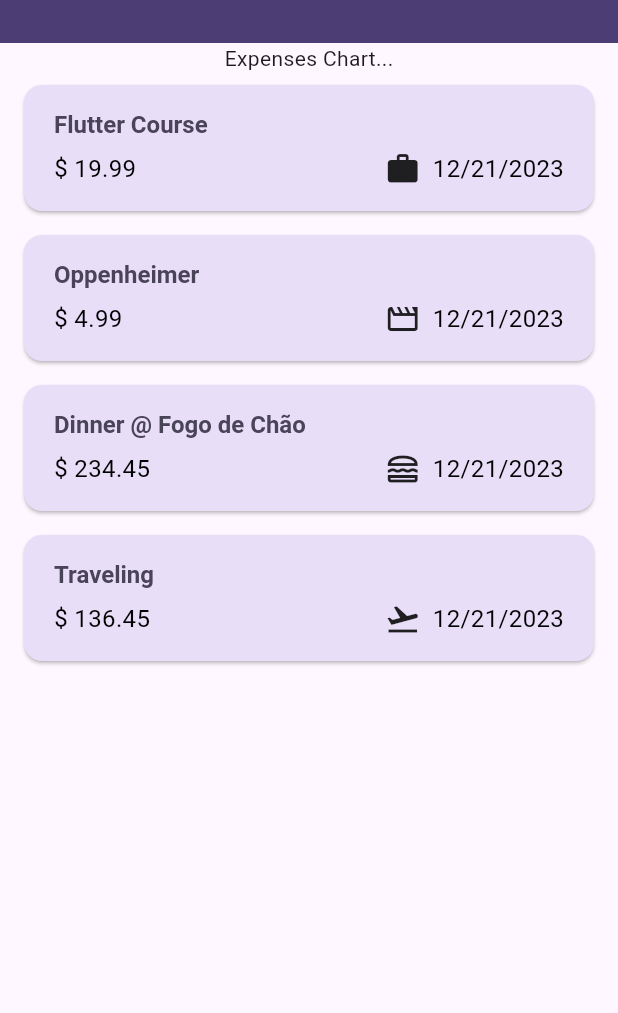
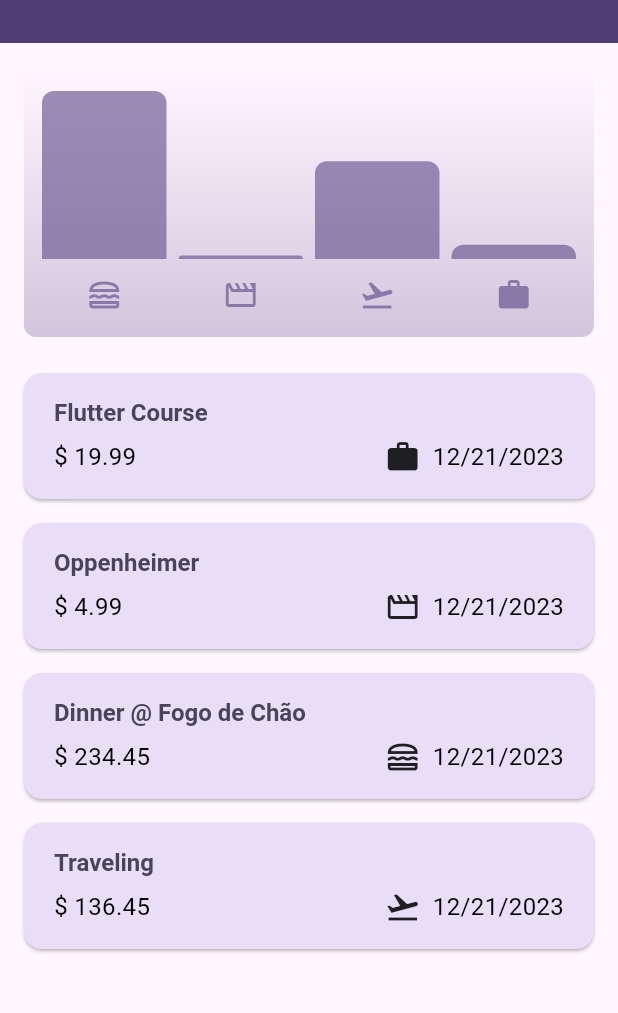
Before and after one commit to felpfsf/expense_tracker, a Flutter app: the screen it shows after launch, on a phone screen of 412 x 824 dp, the part 77-1090 px from its top. Run offline on Flutter 3.47's test engine with Material 3 defaults, Android fonts, the phone set to English and light mode, and no system bars.

Commit message:
feat: graphic chart

```diff
--- a/lib/expenses_app.dart
+++ b/lib/expenses_app.dart
@@ -1,5 +1,6 @@
 import 'package:expense_tracker/models/expense.dart';
 import 'package:expense_tracker/widgets/add_expense.dart';
+import 'package:expense_tracker/widgets/chart/chart.dart';
 import 'package:expense_tracker/widgets/expenses_list/expenses_list.dart';
 import 'package:expense_tracker/widgets/shared/expt_text.dart';
 import 'package:flutter/material.dart';
@@ -127,7 +128,7 @@ class _ExpensesApp extends State<ExpensesApp> {
       ),
       body: Column(
         children: [
-          const Text('Expenses Chart...'),
+          Chart(expenses: _registeredExpenses),
           // Since we are using column we need to add a expanded widget to display
           // the list
           Expanded(
--- a/lib/models/expense.dart
+++ b/lib/models/expense.dart
@@ -38,3 +38,28 @@ class Expense {
     required this.createdAt,
   }) : id = uuid.v4();
 }
+
+class ExpenseBucket {
+  final Category category;
+  final List<Expense> expenses;
+
+  ExpenseBucket.forCategory(List<Expense> allExpenses, this.category)
+      : expenses = allExpenses
+            .where((expense) => expense.category == category)
+            .toList();
+
+  double get totalExpenses {
+    double sum = 0;
+
+    for (final expense in expenses) {
+      sum += expense.cost;
+    }
+
+    return sum;
+  }
+
+  const ExpenseBucket({
+    required this.category,
+    required this.expenses,
+  });
+}
--- /dev/null
+++ b/lib/widgets/chart/chart.dart
@@ -0,0 +1,94 @@
+import 'package:expense_tracker/models/expense.dart';
+import 'package:expense_tracker/widgets/chart/chart_bar.dart';
+import 'package:flutter/material.dart';
+
+class Chart extends StatelessWidget {
+  const Chart({super.key, required this.expenses});
+
+  final List<Expense> expenses;
+
+  List<ExpenseBucket> get buckets {
+    return [
+      ExpenseBucket.forCategory(expenses, Category.food),
+      ExpenseBucket.forCategory(expenses, Category.leisure),
+      ExpenseBucket.forCategory(expenses, Category.travel),
+      ExpenseBucket.forCategory(expenses, Category.work),
+    ];
+  }
+
+  double get maxTotalExpense {
+    double maxTotalExpense = 0;
+
+    for (final bucket in buckets) {
+      if (bucket.totalExpenses > maxTotalExpense) {
+        maxTotalExpense = bucket.totalExpenses;
+      }
+    }
+
+    return maxTotalExpense;
+  }
+
+  @override
+  Widget build(BuildContext context) {
+    final isDarkMode =
+        MediaQuery.of(context).platformBrightness == Brightness.dark;
+    return Container(
+      margin: const EdgeInsets.all(16),
+      padding: const EdgeInsets.symmetric(
+        vertical: 16,
+        horizontal: 8,
+      ),
+      width: double.infinity,
+      height: 180,
+      decoration: BoxDecoration(
+        borderRadius: BorderRadius.circular(8),
+        gradient: LinearGradient(
+          colors: [
+            Theme.of(context).colorScheme.primary.withOpacity(0.3),
+            Theme.of(context).colorScheme.primary.withOpacity(0.0)
+          ],
+          begin: Alignment.bottomCenter,
+          end: Alignment.topCenter,
+        ),
+      ),
+      child: Column(
+        children: [
+          Expanded(
+            child: Row(
+              crossAxisAlignment: CrossAxisAlignment.end,
+              children: [
+                for (final bucket in buckets) // alternative to map()
+                  ChartBar(
+                    fill: bucket.totalExpenses == 0
+                        ? 0
+                        : bucket.totalExpenses / maxTotalExpense,
+                  )
+              ],
+            ),
+          ),
+          const SizedBox(height: 12),
+          Row(
+            children: buckets
+                .map(
+                  (bucket) => Expanded(
+                    child: Padding(
+                      padding: const EdgeInsets.symmetric(horizontal: 4),
+                      child: Icon(
+                        categoryIcons[bucket.category],
+                        color: isDarkMode
+                            ? Theme.of(context).colorScheme.secondary
+                            : Theme.of(context)
+                                .colorScheme
+                                .primary
+                                .withOpacity(0.7),
+                      ),
+                    ),
+                  ),
+                )
+                .toList(),
+          )
+        ],
+      ),
+    );
+  }
+}
--- /dev/null
+++ b/lib/widgets/chart/chart_bar.dart
@@ -0,0 +1,34 @@
+import 'package:flutter/material.dart';
+
+class ChartBar extends StatelessWidget {
+  const ChartBar({
+    super.key,
+    required this.fill,
+  });
+
+  final double fill;
+
+  @override
+  Widget build(BuildContext context) {
+    final isDarkMode =
+        MediaQuery.of(context).platformBrightness == Brightness.dark;
+    return Expanded(
+      child: Padding(
+        padding: const EdgeInsets.symmetric(horizontal: 4),
+        child: FractionallySizedBox(
+          heightFactor: fill,
+          child: DecoratedBox(
+            decoration: BoxDecoration(
+              shape: BoxShape.rectangle,
+              borderRadius:
+                  const BorderRadius.vertical(top: Radius.circular(8)),
+              color: isDarkMode
+                  ? Theme.of(context).colorScheme.secondary
+                  : Theme.of(context).colorScheme.primary.withOpacity(0.65),
+            ),
+          ),
+        ),
+      ),
+    );
+  }
+}
--- a/lib/widgets/expenses_list/expenses_list.dart
+++ b/lib/widgets/expenses_list/expenses_list.dart
@@ -21,7 +21,7 @@ class ExpensesList extends StatelessWidget {
           margin: EdgeInsets.symmetric(
             horizontal: Theme.of(context).cardTheme.margin!.horizontal,
           ),
-          color: Theme.of(context).colorScheme.error.withOpacity(.75),
+          color: Theme.of(context).colorScheme.error,
           child: Padding(
             padding: const EdgeInsets.all(16),
             child: Column(
```
